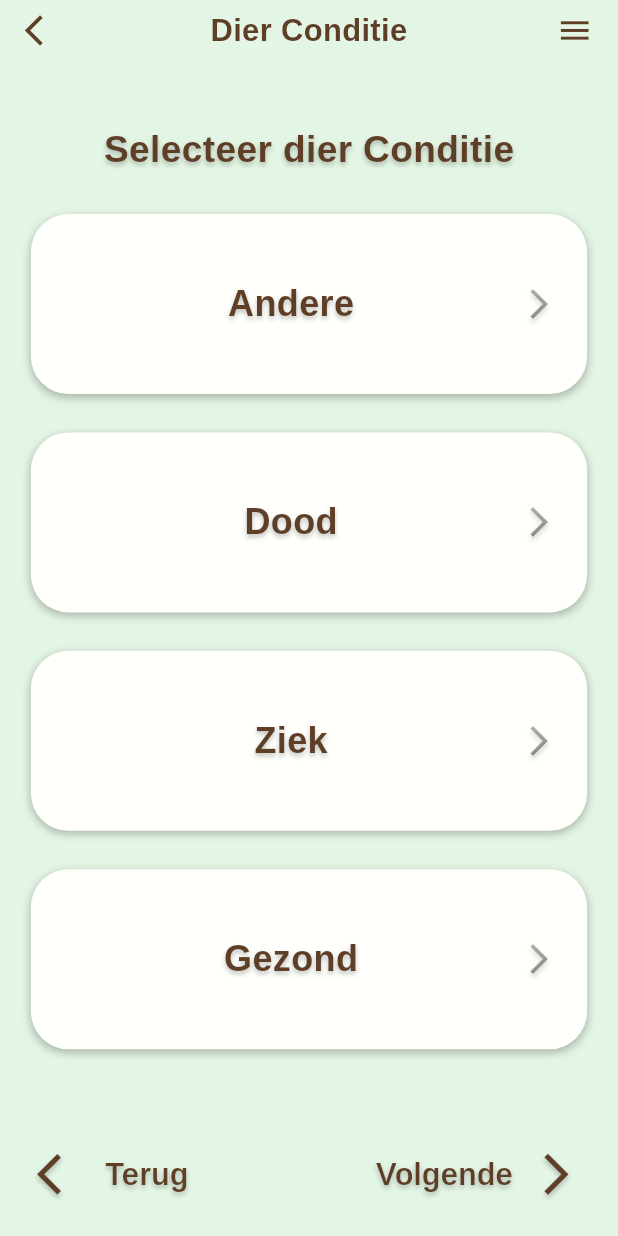
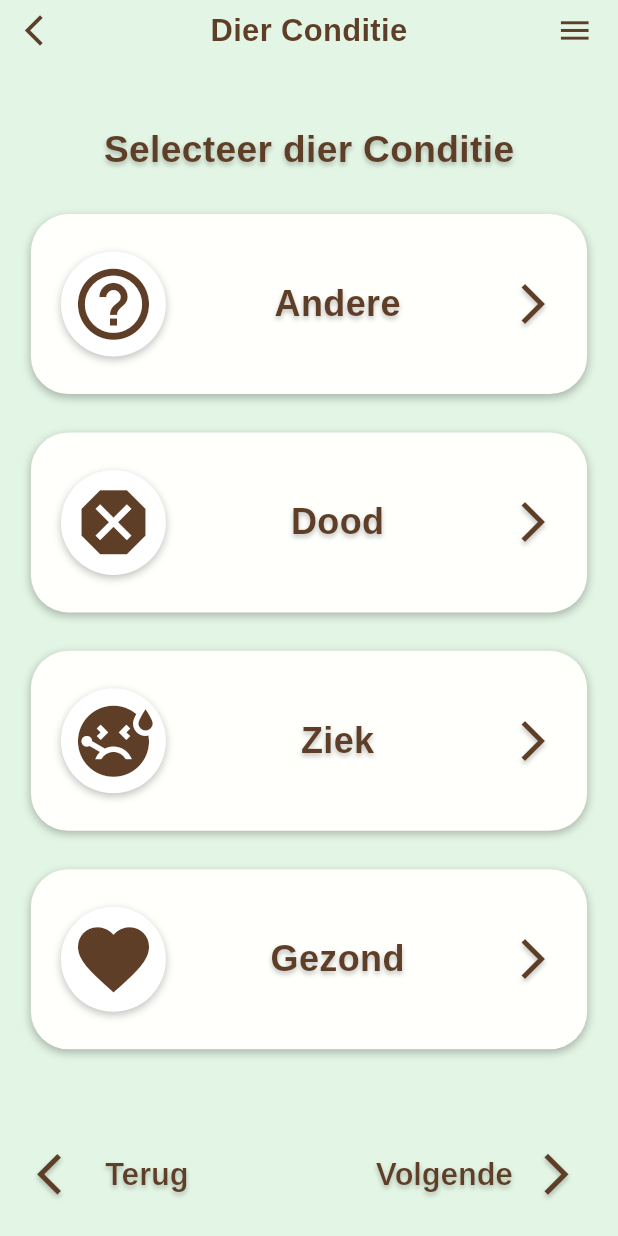
Before and after one commit to WildLife-NL/wildrapport, a Flutter app: the screen it shows after launch, on a phone screen of 412 x 824 dp. Run offline on Flutter 3.47's test engine with Material 3 defaults, Android fonts, the phone set to English and light mode, and no system bars; our stand-ins replace flutter_dotenv, lottie, shared_preferences; accounts and stored records are empty.

Commit message:
Adjusted and added the health condition screen.

```diff
--- a/lib/constants/app_colors.dart
+++ b/lib/constants/app_colors.dart
@@ -7,7 +7,8 @@ class AppColors {
   // Main colors
   static const Color darkGreen = Color(0xFF1C4620);
   static const Color brown = Color(0xFF5E3E27);
-  static const Color brown300 = Color(0xFFD6BF6E);  // Added new color
+  static const Color brown300 = Color(0xFFD6BF6E);
   static const Color lightMintGreen = Color(0xFFE3F5E4);
   static const Color offWhite = Color(0xFFFFFFFc);
+  static const Color lightMintGreen100 = Color(0xFFE3F5E4);
 }
--- a/lib/managers/dropdown_manager.dart
+++ b/lib/managers/dropdown_manager.dart
@@ -11,6 +11,7 @@ import 'package:wildrapport/models/enums/dropdown_type.dart';
 import 'package:wildrapport/models/enums/filter_type.dart';
 import 'package:wildrapport/widgets/brown_button.dart';
 import 'package:wildrapport/widgets/category_filter_options.dart';
+import 'package:wildrapport/widgets/circle_icon_container.dart';
 
 class DropdownManager implements DropdownInterface {
   final FilterInterface _filterManager;
--- a/lib/widgets/health_status_buttons.dart
+++ b/lib/widgets/health_status_buttons.dart
@@ -1,6 +1,8 @@
 import 'package:flutter/material.dart';
 import 'package:wildrapport/constants/app_colors.dart';
+import 'package:wildrapport/widgets/brown_button.dart' as brown_button;
 import 'package:wildrapport/widgets/white_bulk_button.dart';
+import 'package:wildrapport/widgets/circle_icon_container.dart';
 
 class HealthStatusButtons extends StatelessWidget {
   final Function(String) onStatusSelected;
@@ -52,23 +54,37 @@ class HealthStatusButtons extends StatelessWidget {
                 ],
               ),
             ),
-            _buildButton('Andere', finalIconSize),
-            _buildButton('Dood', finalIconSize),
-            _buildButton('Ziek', finalIconSize),
-            _buildButton('Gezond', finalIconSize),
+            _buildButton('Andere', finalIconSize, Icons.help_outline), // Question mark for "Other"
+            _buildButton('Dood', finalIconSize, Icons.dangerous), // Dangerous icon for "Dead"
+            _buildButton('Ziek', finalIconSize, Icons.sick), // Sick icon for "Sick"
+            _buildButton('Gezond', finalIconSize, Icons.favorite), // Heart icon for "Healthy"
           ],
         ),
       ),
     );
   }
 
-  Widget _buildButton(String text, double iconSize) {
+  Widget _buildButton(String text, double iconSize, IconData leftIcon) {
     return WhiteBulkButton(
       text: text,
+      leftWidget: CircleIconContainer(
+        icon: leftIcon,
+        iconColor: AppColors.brown,
+        backgroundColor: const Color.fromARGB(255, 255, 255, 255),
+        size: 70.0,
+        iconSize: 57.0,
+      ),
       rightWidget: Icon(
         Icons.arrow_forward_ios,
-        color: Colors.black54,
-        size: iconSize,
+        color: AppColors.brown,
+        size: 32.0,  // Increased from iconSize to a fixed larger size
+        shadows: [
+          Shadow(
+            color: Colors.black.withOpacity(0.25),
+            offset: const Offset(0, 2),
+            blurRadius: 4,
+          ),
+        ],
       ),
       onPressed: () => onStatusSelected(text),
     );
--- a/lib/widgets/overzicht/action_buttons.dart
+++ b/lib/widgets/overzicht/action_buttons.dart
@@ -1,5 +1,6 @@
 import 'package:flutter/material.dart';
 import 'package:wildrapport/widgets/brown_button.dart';
+import 'package:wildrapport/widgets/circle_icon_container.dart';
 import 'package:wildrapport/widgets/white_bulk_button.dart';
 import 'package:wildrapport/constants/app_colors.dart';
 
--- a/lib/widgets/white_bulk_button.dart
+++ b/lib/widgets/white_bulk_button.dart
@@ -61,30 +61,7 @@ class WhiteBulkButton extends StatelessWidget {
                 ),
                 if (rightWidget != null)
                   Container(
-                    child: ShaderMask(
-                      shaderCallback: (Rect bounds) {
-                        return LinearGradient(
-                          begin: Alignment.topCenter,
-                          end: Alignment.bottomCenter,
-                          colors: [
-                            Colors.black54,
-                            Colors.black54.withOpacity(0.8),
-                          ],
-                        ).createShader(bounds);
-                      },
-                      child: Icon(
-                        Icons.arrow_forward_ios,
-                        color: Colors.black54,
-                        size: 24,
-                        shadows: [
-                          Shadow(
-                            color: Colors.black.withOpacity(0.25),
-                            offset: const Offset(0, 2),
-                            blurRadius: 4,
-                          ),
-                        ],
-                      ),
-                    ),
+                    child: rightWidget!,  // Directly use the rightWidget without ShaderMask
                   )
                 else
                   const SizedBox(),
```
Also changed, not shown: lib/widgets/brown_button.dart (+1 -41 lines), lib/widgets/circle_icon_container.dart (line endings or trailing spaces).
